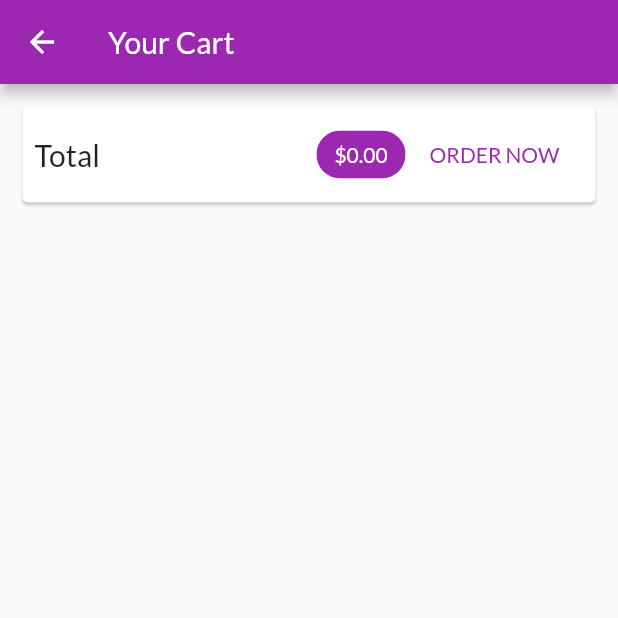
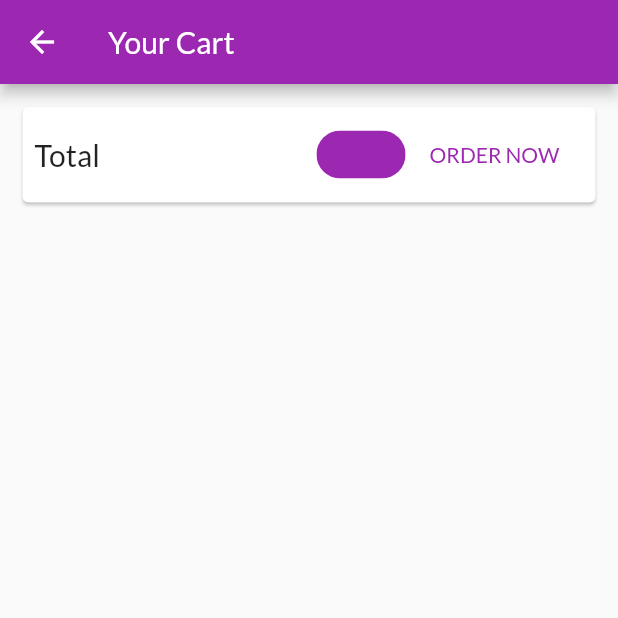
Before and after one commit to S-P-Ks/Shop-App, a Flutter app: the CartScreen screen opened by its route, on a phone screen of 412 x 824 dp, the top half of it. Run offline on Flutter 3.47's test engine with Material 2 defaults, Android fonts, the phone set to English and light mode, and no system bars.

Commit message:
some changes

```diff
--- a/assets/input-06-image-input/lib/main.dart
+++ b/assets/input-06-image-input/lib/main.dart
@@ -29,6 +29,7 @@ class MyApp extends StatelessWidget {
         ),
       ],
       child: MaterialApp(
+          debugShowCheckedModeBanner: false,
           title: 'MyShop',
           theme: ThemeData(
             primarySwatch: Colors.purple,
@@ -42,7 +43,7 @@ class MyApp extends StatelessWidget {
             OrdersScreen.routeName: (ctx) => OrdersScreen(),
             UserProductsScreen.routeName: (ctx) => UserProductsScreen(),
             EditProductScreen.routeName: (ctx) => EditProductScreen(),
-          }),
+          },),
     );
   }
 }
--- a/assets/input-06-image-input/lib/providers/products.dart
+++ b/assets/input-06-image-input/lib/providers/products.dart
@@ -4,38 +4,38 @@ import './product.dart';
 
 class Products with ChangeNotifier {
   List<Product> _items = [
-    Product(
-      id: 'p1',
-      title: 'Red Shirt',
-      description: 'A red shirt - it is pretty red!',
-      price: 29.99,
-      imageUrl:
-          'https://cdn.pixabay.com/photo/2016/10/02/22/17/red-t-shirt-1710578_1280.jpg',
-    ),
-    Product(
-      id: 'p2',
-      title: 'Trousers',
-      description: 'A nice pair of trousers.',
-      price: 59.99,
-      imageUrl:
-          'https://upload.wikimedia.org/wikipedia/commons/thumb/e/e8/Trousers%2C_dress_%28AM_1960.022-8%29.jpg/512px-Trousers%2C_dress_%28AM_1960.022-8%29.jpg',
-    ),
-    Product(
-      id: 'p3',
-      title: 'Yellow Scarf',
-      description: 'Warm and cozy - exactly what you need for the winter.',
-      price: 19.99,
-      imageUrl:
-          'https://live.staticflickr.com/4043/4438260868_cc79b3369d_z.jpg',
-    ),
-    Product(
-      id: 'p4',
-      title: 'A Pan',
-      description: 'Prepare any meal you want.',
-      price: 49.99,
-      imageUrl:
-          'https://upload.wikimedia.org/wikipedia/commons/thumb/1/14/Cast-Iron-Pan.jpg/1024px-Cast-Iron-Pan.jpg',
-    ),
+    // Product(
+    //   id: 'p1',
+    //   title: 'Red Shirt',
+    //   description: 'A red shirt - it is pretty red!',
+    //   price: 29.99,
+    //   imageUrl:
+    //       'https://cdn.pixabay.com/photo/2016/10/02/22/17/red-t-shirt-1710578_1280.jpg',
+    // ),
+    // Product(
+    //   id: 'p2',
+    //   title: 'Trousers',
+    //   description: 'A nice pair of trousers.',
+    //   price: 59.99,
+    //   imageUrl:
+    //       'https://upload.wikimedia.org/wikipedia/commons/thumb/e/e8/Trousers%2C_dress_%28AM_1960.022-8%29.jpg/512px-Trousers%2C_dress_%28AM_1960.022-8%29.jpg',
+    // ),
+    // Product(
+    //   id: 'p3',
+    //   title: 'Yellow Scarf',
+    //   description: 'Warm and cozy - exactly what you need for the winter.',
+    //   price: 19.99,
+    //   imageUrl:
+    //       'https://live.staticflickr.com/4043/4438260868_cc79b3369d_z.jpg',
+    // ),
+    // Product(
+    //   id: 'p4',
+    //   title: 'A Pan',
+    //   description: 'Prepare any meal you want.',
+    //   price: 49.99,
+    //   imageUrl:
+    //       'https://upload.wikimedia.org/wikipedia/commons/thumb/1/14/Cast-Iron-Pan.jpg/1024px-Cast-Iron-Pan.jpg',
+    // ),
   ];
   // var _showFavoritesOnly = false;
 
@@ -43,10 +43,12 @@ class Products with ChangeNotifier {
     // if (_showFavoritesOnly) {
     //   return _items.where((prodItem) => prodItem.isFavorite).toList();
     // }
+    // print(_items);
     return [..._items];
   }
 
   List<Product> get favoriteItems {
+    // print(_items);
     return _items.where((prodItem) => prodItem.isFavorite).toList();
   }
 
--- a/assets/input-06-image-input/lib/screens/cart_screen.dart
+++ b/assets/input-06-image-input/lib/screens/cart_screen.dart
@@ -33,7 +33,7 @@ class CartScreen extends StatelessWidget {
                     label: Text(
                       '\$${cart.totalAmount.toStringAsFixed(2)}',
                       style: TextStyle(
-                        color: Theme.of(context).primaryTextTheme.title.color,
+                        color: Theme.of(context).colorScheme.primary,
                       ),
                     ),
                     backgroundColor: Theme.of(context).primaryColor,
--- a/assets/input-06-image-input/lib/widgets/products_grid.dart
+++ b/assets/input-06-image-input/lib/widgets/products_grid.dart
@@ -11,8 +11,10 @@ class ProductsGrid extends StatelessWidget {
 
   @override
   Widget build(BuildContext context) {
+    print(showFavs);
     final productsData = Provider.of<Products>(context);
     final products = showFavs ? productsData.favoriteItems : productsData.items;
+    // print(products.length);
     return GridView.builder(
       padding: const EdgeInsets.all(10.0),
       itemCount: products.length,
--- a/lib/providers/orders.dart
+++ b/lib/providers/orders.dart
@@ -51,7 +51,7 @@ class Orders with ChangeNotifier {
                       id: item["id"],
                       title: item["title"],
                       quantity: item["quantity"],
-                      price: item["[price]"],
+                      price: item["price"],
                     ))
                 .toList(),
           ),
--- a/lib/providers/products.dart
+++ b/lib/providers/products.dart
@@ -7,38 +7,38 @@ import 'product.dart';
 
 class Products with ChangeNotifier {
   List<Product> _items = [
-    Product(
-      id: 'p1',
-      title: 'Red Shirt',
-      description: 'A red shirt - it is pretty red!',
-      price: 29.99,
-      imageUrl:
-          'https://cdn.pixabay.com/photo/2016/10/02/22/17/red-t-shirt-1710578_1280.jpg',
-    ),
-    Product(
-      id: 'p2',
-      title: 'Trousers',
-      description: 'A nice pair of trousers.',
-      price: 59.99,
-      imageUrl:
-          'https://upload.wikimedia.org/wikipedia/commons/thumb/e/e8/Trousers%2C_dress_%28AM_1960.022-8%29.jpg/512px-Trousers%2C_dress_%28AM_1960.022-8%29.jpg',
-    ),
-    Product(
-      id: 'p3',
-      title: 'Yellow Scarf',
-      description: 'Warm and cozy - exactly what you need for the winter.',
-      price: 19.99,
-      imageUrl:
-          'https://live.staticflickr.com/4043/4438260868_cc79b3369d_z.jpg',
-    ),
-    Product(
-      id: 'p4',
-      title: 'A Pan',
-      description: 'Prepare any meal you want.',
-      price: 49.99,
-      imageUrl:
-          'https://upload.wikimedia.org/wikipedia/commons/thumb/1/14/Cast-Iron-Pan.jpg/1024px-Cast-Iron-Pan.jpg',
-    ),
+    // Product(
+    //   id: 'p1',
+    //   title: 'Red Shirt',
+    //   description: 'A red shirt - it is pretty red!',
+    //   price: 29.99,
+    //   imageUrl:
+    //       'https://cdn.pixabay.com/photo/2016/10/02/22/17/red-t-shirt-1710578_1280.jpg',
+    // ),
+    // Product(
+    //   id: 'p2',
+    //   title: 'Trousers',
+    //   description: 'A nice pair of trousers.',
+    //   price: 59.99,
+    //   imageUrl:
+    //       'https://upload.wikimedia.org/wikipedia/commons/thumb/e/e8/Trousers%2C_dress_%28AM_1960.022-8%29.jpg/512px-Trousers%2C_dress_%28AM_1960.022-8%29.jpg',
+    // ),
+    // Product(
+    //   id: 'p3',
+    //   title: 'Yellow Scarf',
+    //   description: 'Warm and cozy - exactly what you need for the winter.',
+    //   price: 19.99,
+    //   imageUrl:
+    //       'https://live.staticflickr.com/4043/4438260868_cc79b3369d_z.jpg',
+    // ),
+    // Product(
+    //   id: 'p4',
+    //   title: 'A Pan',
+    //   description: 'Prepare any meal you want.',
+    //   price: 49.99,
+    //   imageUrl:
+    //       'https://upload.wikimedia.org/wikipedia/commons/thumb/1/14/Cast-Iron-Pan.jpg/1024px-Cast-Iron-Pan.jpg',
+    // ),
   ];
 
   var showFavorites = false;
@@ -147,6 +147,7 @@ class Products with ChangeNotifier {
     final existingIndex = _items.indexWhere((element) => element.id == id);
     Product? existingProduct = _items[existingIndex];
     _items.removeAt(existingIndex);
+    print(items);
     notifyListeners();
 
     return http.delete(Uri.parse(uri)).then((res) {
--- a/lib/screens/product_overview_screen.dart
+++ b/lib/screens/product_overview_screen.dart
@@ -31,6 +31,9 @@ class _ProductOverviewScreenState extends State<ProductOverviewScreen> {
 
   @override
   void initState() {
+    setState(() {
+      showFavorites = false;
+    });
     super.initState();
   }
 
@@ -53,7 +56,7 @@ class _ProductOverviewScreenState extends State<ProductOverviewScreen> {
 
   @override
   Widget build(BuildContext context) {
-    final ProductsContainer = Provider.of<Products>(context, listen: false);
+    final ProductsContainer = Provider.of<Products>(context, listen: true);
 
     return Scaffold(
         appBar: AppBar(
--- a/lib/screens/user_product_screen.dart
+++ b/lib/screens/user_product_screen.dart
@@ -12,7 +12,7 @@ class UserProductScreen extends StatelessWidget {
   @override
   Widget build(BuildContext context) {
     var productsData = Provider.of<Products>(context);
-    print(productsData.items[0].id);
+    // print(productsData.items[0].id);
 
     Future<void> _refereshData(BuildContext context) {
       return Provider.of<Products>(context, listen: false)
--- a/lib/widgets/product_grid.dart
+++ b/lib/widgets/product_grid.dart
@@ -11,7 +11,7 @@ class ProductsGrid extends StatelessWidget {
     final productsData = Provider.of<Products>(context, listen: false);
     final cartDate = Provider.of<Cart>(context, listen: false);
     final products = productsData.items;
-
+    print(products.length);
     return GridView.builder(
       padding: const EdgeInsets.all(20),
       itemCount: products.length,
--- a/lib/widgets/user_product_item.dart
+++ b/lib/widgets/user_product_item.dart
@@ -37,7 +37,8 @@ class UserProductItem extends StatelessWidget {
           IconButton(
             onPressed: () async {
               try {
-                await Provider.of<Products>(context).deleteProduct(id);
+                await Provider.of<Products>(context, listen: false)
+                    .deleteProduct(id);
               } catch (e) {
                 print(e);
                 scaf.showSnackBar(SnackBar(content: Text("Deleting Failed!")));
```
Also changed, not shown: assets/input-06-image-input/lib/screens/products_overview_screen.dart (+19 -1 lines), lib/main.dart (+4 -3 lines), lib/screens/edit_product_screen.dart (+7 -3 lines), assets/input-06-image-input/lib/widgets/cart_item.dart (indentation only), assets/input-06-image-input/lib/widgets/product_item.dart (indentation only). Lines whose indentation alone changed are shown as unchanged.
